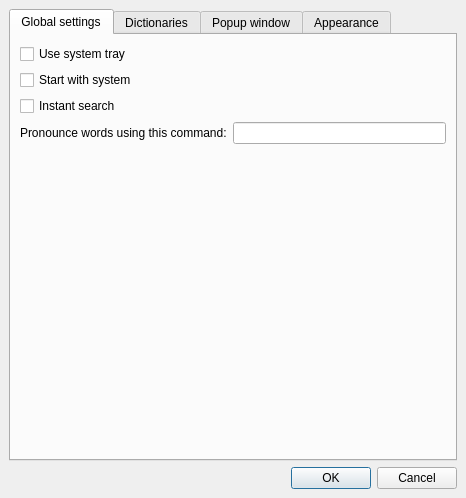
a-rodin/qstardict, file qstardict/settingsdialog.ui: the form before one commit.
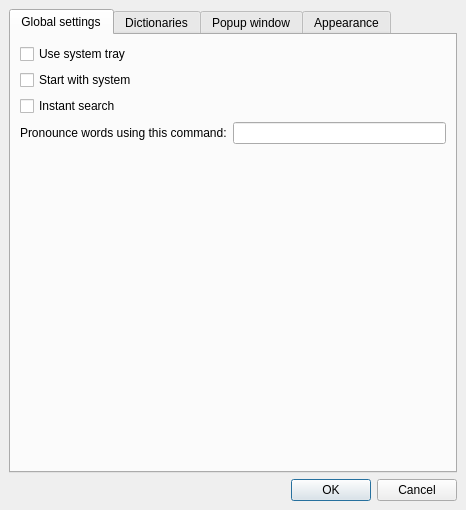
The form after the commit. The open tabs and pages were chosen to show the change. Icons and pictures are not drawn. Custom widgets are drawn as their Qt base class.

Commit message: Select the first tab in the settings dialog

```diff
--- a/qstardict/settingsdialog.ui
+++ b/qstardict/settingsdialog.ui
@@ -7,7 +7,7 @@
     <x>0</x>
     <y>0</y>
     <width>466</width>
-    <height>498</height>
+    <height>510</height>
    </rect>
   </property>
   <property name="windowTitle">
```
Left out of the diff: 24 changed lines with no effect on the pictures.
